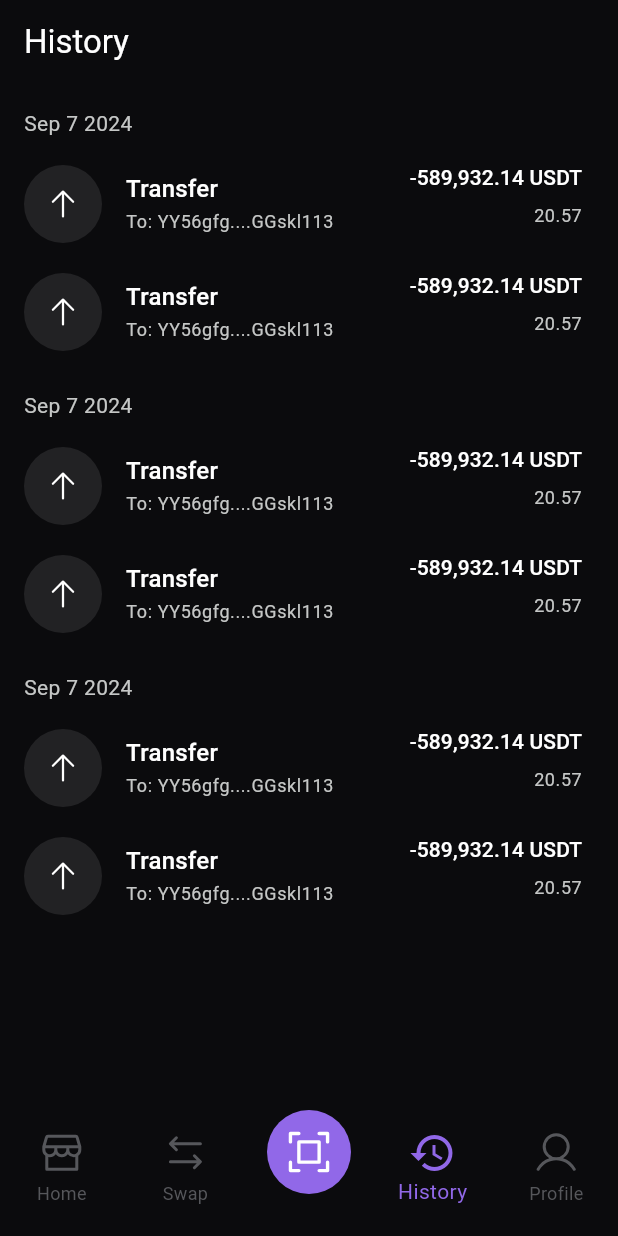
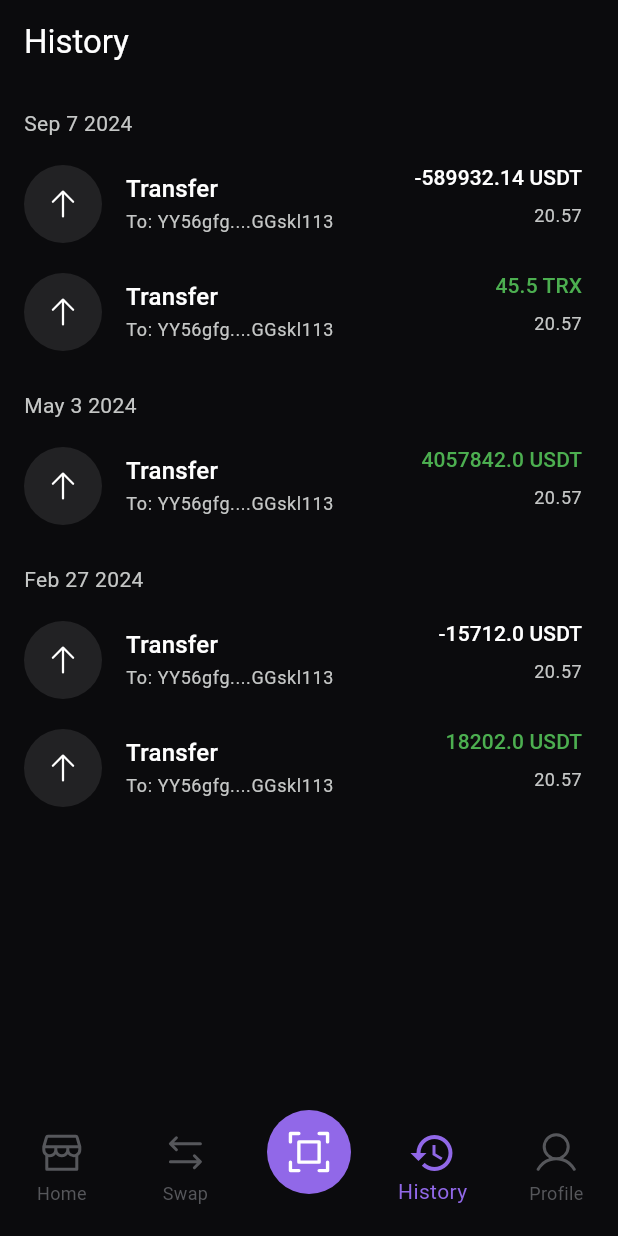
Before and after one commit to tanguypouriel/nexcoin, a Flutter app: the HistoryScreen screen opened by its route, on a phone screen of 412 x 824 dp. Run offline on Flutter 3.47's test engine with Material 3 defaults, Android fonts, the light colour scheme and no system bars; our stand-ins replace auto_route, phosphor_flutter; missing offline and left inert: cryptofont; generated files the repository leaves out were written again.

Commit message:
Finish UI

```diff
--- a/lib/feature/history/history_screen.dart
+++ b/lib/feature/history/history_screen.dart
@@ -15,12 +15,29 @@ class HistoryScreen extends StatelessWidget {
             foregroundColor: Colors.white,
             automaticallyImplyLeading: false,
           ),
-          body: const Column(
+          body: Column(
             children: [
-              SizedBox(height: 16),
-              HistoryItem(),
-              HistoryItem(),
-              HistoryItem(),
+              const SizedBox(height: 16),
+              HistoryItem(
+                date: 'Sep 7 2024',
+                itemsData: [
+                  HistoryTransactionItemData(value: -589932.14, currency: 'USDT'),
+                  HistoryTransactionItemData(value: 45.5, currency: 'TRX'),
+                ],
+              ),
+              HistoryItem(
+                date: 'May 3 2024',
+                itemsData: [
+                  HistoryTransactionItemData(value: 4057842, currency: 'USDT'),
+                ],
+              ),
+              HistoryItem(
+                date: 'Feb 27 2024',
+                itemsData: [
+                  HistoryTransactionItemData(value: -15712, currency: 'USDT'),
+                  HistoryTransactionItemData(value: 18202, currency: 'USDT'),
+                ],
+              ),
             ],
           ),
         ),
--- a/lib/feature/history/widgets/history_item.dart
+++ b/lib/feature/history/widgets/history_item.dart
@@ -2,8 +2,19 @@ import 'package:flutter/material.dart';
 import 'package:nexcoin/shared/theme.dart';
 import 'package:phosphor_flutter/phosphor_flutter.dart';
 
+
+class HistoryTransactionItemData {
+  final double value;
+  final String currency;
+
+  HistoryTransactionItemData({required this.value, required this.currency});
+}
+
 class HistoryItem extends StatelessWidget {
-  const HistoryItem({super.key});
+  const HistoryItem({super.key, required this.itemsData, required this.date});
+
+  final String date;
+  final List<HistoryTransactionItemData> itemsData;
 
   @override
   Widget build(BuildContext context) => Column(
@@ -12,20 +23,21 @@ class HistoryItem extends StatelessWidget {
           Padding(
             padding: const EdgeInsets.symmetric(horizontal: 16.0),
             child: Text(
-              'Sep 7 2024',
+              date,
               style: Theme.of(context).textTheme.bodyMedium!.copyWith(color: Theme.of(context).colorScheme.onSurface),
             ),
           ),
           const SizedBox(height: 8),
-          const HistoryTransactionItem(),
-          const HistoryTransactionItem(),
+          ...itemsData.map((itemData) => HistoryTransactionItem(data: itemData)),
           const SizedBox(height: 16),
         ],
       );
 }
 
 class HistoryTransactionItem extends StatelessWidget {
-  const HistoryTransactionItem({super.key});
+  const HistoryTransactionItem({super.key, required this.data});
+
+  final HistoryTransactionItemData data;
 
   @override
   Widget build(BuildContext context) => ListTile(
@@ -47,8 +59,8 @@ class HistoryTransactionItem extends StatelessWidget {
           crossAxisAlignment: CrossAxisAlignment.end,
           children: [
             Text(
-              '-589,932.14 USDT',
-              style: Theme.of(context).textTheme.titleSmall!.copyWith(color: Colors.white),
+              '${data.value} ${data.currency}',
+              style: Theme.of(context).textTheme.titleSmall!.copyWith(color: data.value >= 0 ? Colors.green : Colors.white),
             ),
             const SizedBox(height: 8),
             Text(
--- a/pubspec.yaml
+++ b/pubspec.yaml
@@ -28,3 +28,6 @@ dev_dependencies:
 
 flutter:
   uses-material-design: true
+
+  assets:
+    - assets/memoji.png
```
Also changed, not shown: lib/feature/home/widgets/assets_card.dart (+56 -16 lines), lib/feature/home/widgets/profile_card.dart (+10 -7 lines), lib/feature/swap/swap_screen.dart (+36 -3 lines), lib/feature/swap/widgets/token_card.dart (+43 -11 lines), lib/model/asset_stat.dart (added, +8 -0 lines), lib/model/token.dart (added, +14 -0 lines), assets/memoji.png (added).
